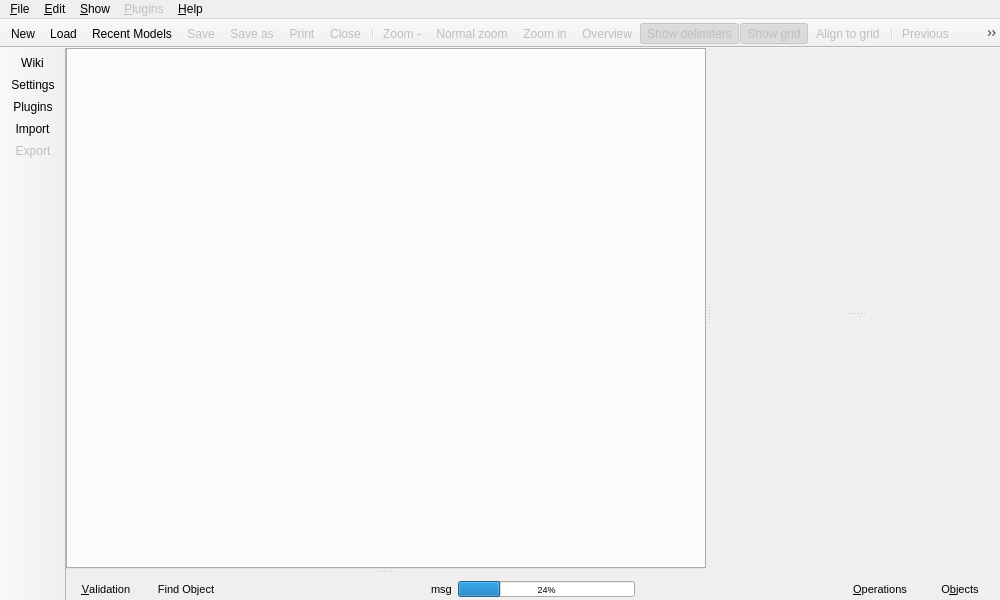
This is libpgmodeler_ui/ui/mainwindow.ui in pgmodeler/pgmodeler as Qt 5 draws it before an edit. The edited form follows.
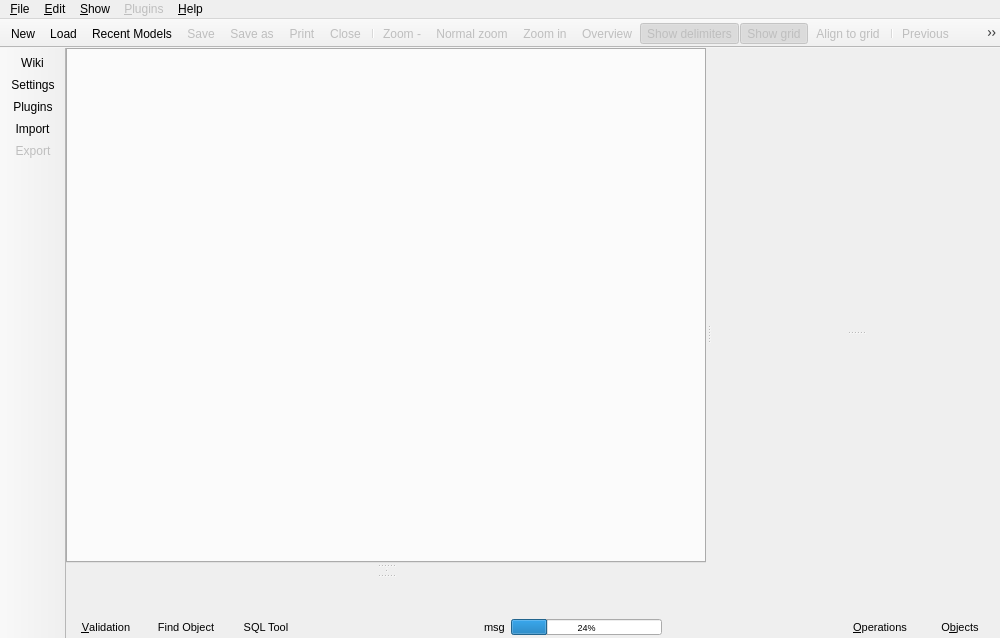
This is the edited form. Icons and pictures are not drawn.

Commit message: Created a basic structure for sql tool widget.

Patch:
```diff
--- a/libpgmodeler_ui/ui/mainwindow.ui
+++ b/libpgmodeler_ui/ui/mainwindow.ui
@@ -10,7 +10,7 @@
     <x>0</x>
     <y>0</y>
     <width>1000</width>
-    <height>600</height>
+    <height>638</height>
    </rect>
   </property>
   <property name="minimumSize">
@@ -113,7 +113,7 @@
        <property name="spacing">
         <number>0</number>
        </property>
-       <item row="0" column="4">
+       <item row="0" column="5">
         <spacer name="horizontalSpacer_2">
          <property name="orientation">
           <enum>Qt::Horizontal</enum>
@@ -126,7 +126,7 @@
          </property>
         </spacer>
        </item>
-       <item row="0" column="6">
+       <item row="0" column="7">
         <widget class="QPushButton" name="objects_btn">
          <property name="font">
           <font>
@@ -188,7 +188,7 @@
          </property>
         </widget>
        </item>
-       <item row="0" column="5">
+       <item row="0" column="6">
         <widget class="QPushButton" name="operations_btn">
          <property name="font">
           <font>
@@ -250,7 +250,7 @@
          </property>
         </widget>
        </item>
-       <item row="0" column="3">
+       <item row="0" column="4">
         <widget class="QWidget" name="bg_saving_wgt" native="true">
          <property name="sizePolicy">
           <sizepolicy hsizetype="Expanding" vsizetype="Preferred">
@@ -304,7 +304,7 @@
          </layout>
         </widget>
        </item>
-       <item row="0" column="2">
+       <item row="0" column="3">
         <spacer name="horizontalSpacer">
          <property name="orientation">
           <enum>Qt::Horizontal</enum>
@@ -317,6 +317,37 @@
          </property>
         </spacer>
        </item>
+       <item row="0" column="2">
+        <widget class="QPushButton" name="sql_tool_btn">
+         <property name="font">
+          <font>
+           <pointsize>8</pointsize>
+          </font>
+         </property>
+         <property name="text">
+          <string>SQL Tool</string>
+         </property>
+         <property name="icon">
+          <iconset resource="../res/resources.qrc">
+           <normaloff>:/icones/icones/codigosql.png</normaloff>:/icones/icones/codigosql.png</iconset>
+         </property>
+         <property name="iconSize">
+          <size>
+           <width>20</width>
+           <height>20</height>
+          </size>
+         </property>
+         <property name="shortcut">
+          <string>Ctrl+Q</string>
+         </property>
+         <property name="checkable">
+          <bool>true</bool>
+         </property>
+         <property name="flat">
+          <bool>true</bool>
+         </property>
+        </widget>
+       </item>
       </layout>
      </widget>
     </item>
@@ -475,11 +506,19 @@
                <bool>false</bool>
               </property>
               <widget class="QWidget" name="model_valid_parent" native="true"/>
-              <widget class="QWidget" name="obj_finder_parent" native="true"/>
+              <widget class="QWidget" name="obj_finder_parent" native="true">
+               <property name="sizePolicy">
+                <sizepolicy hsizetype="Preferred" vsizetype="Preferred">
+                 <horstretch>0</horstretch>
+                 <verstretch>0</verstretch>
+                </sizepolicy>
+               </property>
+              </widget>
              </widget>
             </item>
            </layout>
           </widget>
+          <widget class="QWidget" name="sql_tool_parent" native="true"/>
          </widget>
         </item>
        </layout>
```
The commit also changes 11 other files.
